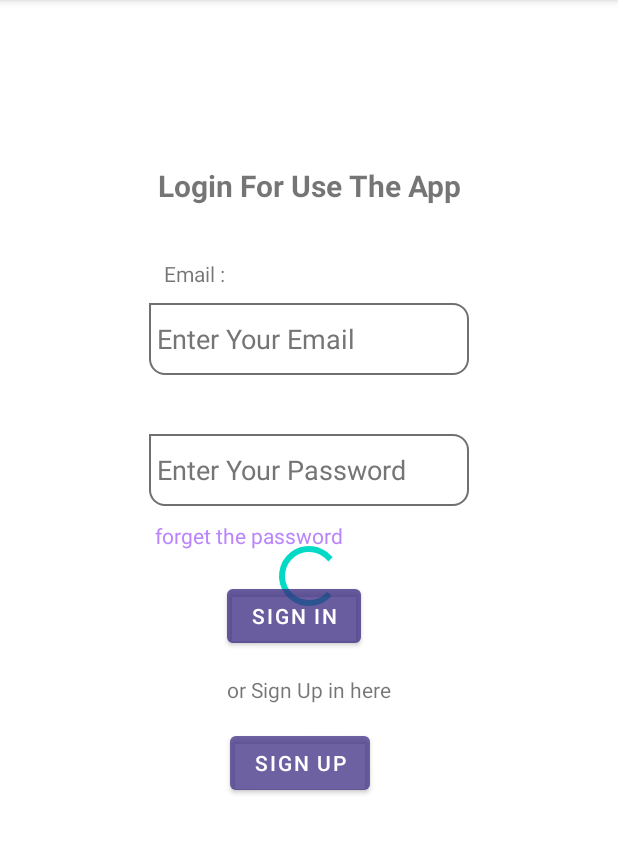
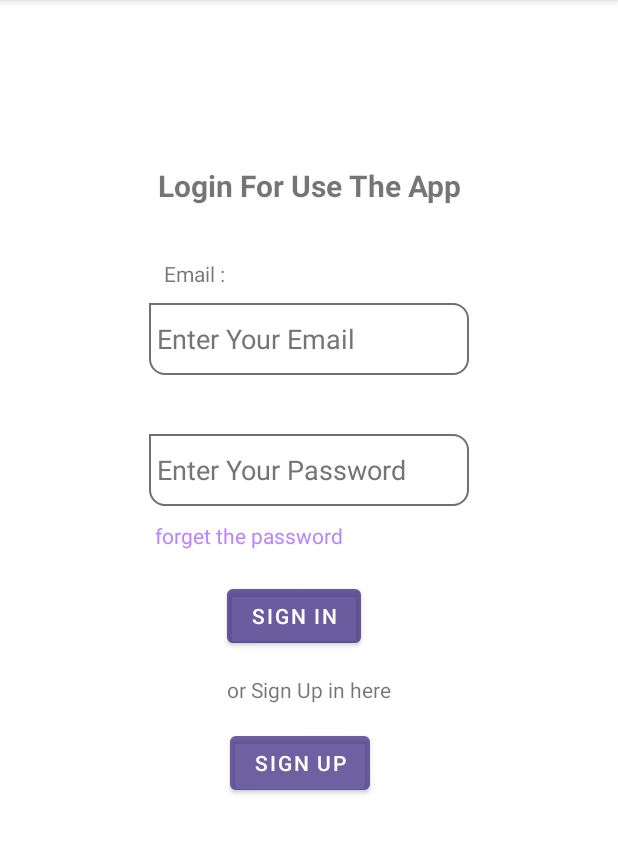
Before and after one commit to maharani032/Firebase-App, an Android app: the screen it shows after launch (MainActivity), on a phone screen of 412 x 824 dp, the part 84-938 px from its top. Run offline under Robolectric (Android 15) with nearby library versions, the phone set to English and light mode, and no system bars; our stand-ins replace Firebase (no records; nobody signed in at launch, a user with empty details on screens opened directly).

Commit message:
pindah struktur folder & menghapus bug error di mainactivity

```diff
--- a/app/src/main/java/com/mahar/firebaseapp/FirebaseServices.java
+++ b/app/src/main/java/com/mahar/firebaseapp/services/FirebaseServices.java
@@ -1,4 +1,4 @@
-package com.mahar.firebaseapp;
+package com.mahar.firebaseapp.services;
 
 import androidx.annotation.NonNull;
 
--- a/app/src/main/java/com/mahar/firebaseapp/HomePage.java
+++ b/app/src/main/java/com/mahar/firebaseapp/ui/fragment/HomePage.java
@@ -1,8 +1,6 @@
-package com.mahar.firebaseapp;
+package com.mahar.firebaseapp.ui.fragment;
 
 import android.os.Bundle;
-
-import com.google.android.material.bottomnavigation.BottomNavigationView;
 
 import androidx.appcompat.app.AppCompatActivity;
 import androidx.navigation.NavController;
@@ -10,6 +8,8 @@ import androidx.navigation.Navigation;
 import androidx.navigation.ui.AppBarConfiguration;
 import androidx.navigation.ui.NavigationUI;
 
+import com.google.android.material.bottomnavigation.BottomNavigationView;
+import com.mahar.firebaseapp.R;
 import com.mahar.firebaseapp.databinding.ActivityHomePageBinding;
 
 public class HomePage extends AppCompatActivity {
--- a/app/src/main/java/com/mahar/firebaseapp/ui/setting/SettingFragment.java
+++ b/app/src/main/java/com/mahar/firebaseapp/ui/setting/SettingFragment.java
@@ -6,15 +6,13 @@ import android.view.LayoutInflater;
 import android.view.View;
 import android.view.ViewGroup;
 import android.widget.LinearLayout;
-import android.widget.TextView;
-import android.widget.Toast;
 
 import androidx.annotation.NonNull;
 import androidx.fragment.app.Fragment;
 import androidx.lifecycle.ViewModelProvider;
 
 import com.google.firebase.auth.FirebaseAuth;
-import com.mahar.firebaseapp.MainActivity;
+import com.mahar.firebaseapp.ui.activity.MainActivity;
 import com.mahar.firebaseapp.databinding.FragmentSettingBinding;
 
 public class SettingFragment extends Fragment {
--- a/app/src/main/res/layout/activity_forget.xml
+++ b/app/src/main/res/layout/activity_forget.xml
@@ -4,7 +4,7 @@
     xmlns:tools="http://schemas.android.com/tools"
     android:layout_width="match_parent"
     android:layout_height="match_parent"
-    tools:context=".forgetActivity">
+    tools:context=".ui.activity.forgetActivity">
 
     <TextView
         android:id="@+id/TitleForgetPassword"
--- a/app/src/main/res/layout/activity_main.xml
+++ b/app/src/main/res/layout/activity_main.xml
@@ -6,7 +6,7 @@
     android:layout_width="match_parent"
     android:layout_height="match_parent"
     android:layout_margin="10dp"
-    tools:context=".MainActivity">
+    tools:context=".ui.activity.MainActivity">
 
     <TextView
         android:id="@+id/Title"
@@ -132,7 +132,7 @@
         style="?android:attr/progressBarStyle"
         android:layout_width="wrap_content"
         android:layout_height="wrap_content"
-        android:visibility="visible"
+        android:visibility="invisible"
         app:layout_constraintBottom_toBottomOf="parent"
         app:layout_constraintEnd_toEndOf="parent"
         app:layout_constraintHorizontal_bias="0.5"
--- a/app/src/main/res/layout/activity_sign_up.xml
+++ b/app/src/main/res/layout/activity_sign_up.xml
@@ -5,7 +5,7 @@
     android:layout_width="match_parent"
     android:layout_height="match_parent"
     android:layout_margin="10dp"
-    tools:context=".SignUp">
+    tools:context=".ui.activity.SignUp">
 
     <TextView
         android:id="@+id/titleSignUp"
```
Also changed, not shown: app/src/main/AndroidManifest.xml (+7 -7 lines), app/src/main/java/com/mahar/firebaseapp/ui/activity/MainActivity.java (renamed from app/src/main/java/com/mahar/firebaseapp/MainActivity.java, +18 -12 lines), app/src/main/java/com/mahar/firebaseapp/ui/activity/SignUp.java (renamed from app/src/main/java/com/mahar/firebaseapp/SignUp.java, +6 -5 lines), app/src/main/java/com/mahar/firebaseapp/ui/activity/forgetActivity.java (renamed from app/src/main/java/com/mahar/firebaseapp/forgetActivity.java, +5 -4 lines).
